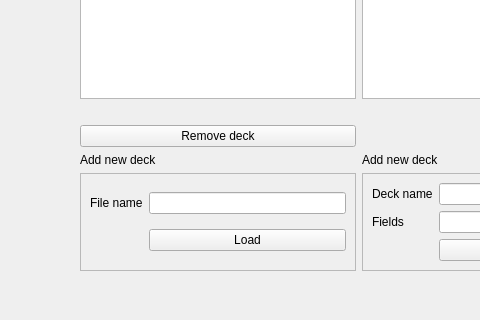
This is student/07/flashcards_gui/mainwindow.ui in suvikristiin/programming3 as Qt 5 draws it before an edit; both pictures show x 0 to 480 and y 410 to 730 of the 1003 by 936 pixel window. The edited form follows.
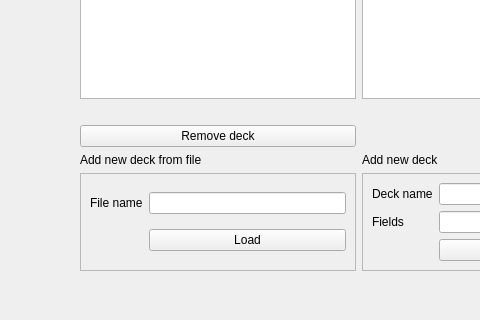
This is the edited form.

```diff
--- a/student/07/flashcards_gui/mainwindow.ui
+++ b/student/07/flashcards_gui/mainwindow.ui
@@ -121,7 +121,7 @@
      <item row="4" column="0">
       <widget class="QLabel" name="label_3">
        <property name="text">
-        <string>Add new deck</string>
+        <string>Add new deck from file</string>
        </property>
       </widget>
      </item>
```
